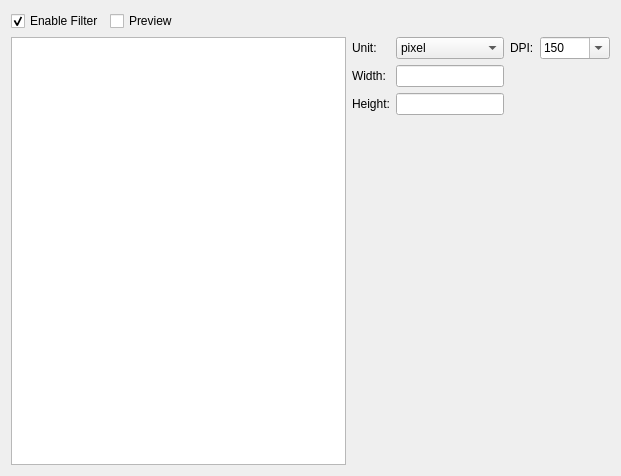
Qt form src/filter/scaling/scalingwidget.ui (rockclimb/yasw-debian) before a commit.
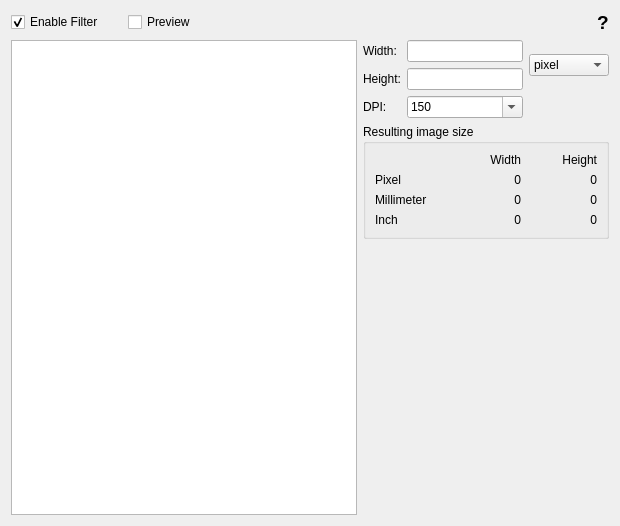
The same form after that commit. Custom widgets are drawn as their Qt base class.

Commit message: - making the scalingWidget (hopefully) more understandable

```diff
--- a/src/filter/scaling/scalingwidget.ui
+++ b/src/filter/scaling/scalingwidget.ui
@@ -6,14 +6,20 @@
    <rect>
     <x>0</x>
     <y>0</y>
-    <width>621</width>
-    <height>476</height>
+    <width>620</width>
+    <height>526</height>
    </rect>
   </property>
+  <property name="sizePolicy">
+   <sizepolicy hsizetype="Maximum" vsizetype="Maximum">
+    <horstretch>0</horstretch>
+    <verstretch>0</verstretch>
+   </sizepolicy>
+  </property>
   <property name="windowTitle">
    <string>Form</string>
   </property>
-  <layout class="QGridLayout" name="gridLayout_2" columnstretch="0,0,1,0">
+  <layout class="QGridLayout" name="gridLayout_3">
    <item row="0" column="0">
     <widget class="QCheckBox" name="enable">
      <property name="text">
@@ -34,55 +40,97 @@
      </property>
     </widget>
    </item>
-   <item row="0" column="2">
-    <spacer name="horizontalSpacer">
-     <property name="orientation">
-      <enum>Qt::Horizontal</enum>
+   <item row="0" column="5">
+    <widget class="QLabel" name="label">
+     <property name="sizePolicy">
+      <sizepolicy hsizetype="Maximum" vsizetype="Preferred">
+       <horstretch>0</horstretch>
+       <verstretch>0</verstretch>
+      </sizepolicy>
      </property>
-     <property name="sizeHint" stdset="0">
-      <size>
-       <width>216</width>
-       <height>20</height>
-      </size>
+     <property name="font">
+      <font>
+       <pointsize>14</pointsize>
+       <weight>75</weight>
+       <bold>true</bold>
+      </font>
      </property>
-    </spacer>
+     <property name="toolTip">
+      <string>&lt;html&gt;&lt;head/&gt;&lt;body&gt;&lt;p&gt;With the scaling filter, you can define the size (Width and Height) of the final image. To do so, you have to define:&lt;br/&gt;- &lt;span style=&quot; font-weight:600;&quot;&gt;Width&lt;/span&gt; and &lt;span style=&quot; font-weight:600;&quot;&gt;height&lt;/span&gt; of the final image&lt;br/&gt;- &lt;span style=&quot; font-weight:600;&quot;&gt;Unit&lt;/span&gt; in which you specify the width and height&lt;br/&gt;- Resolution of the final image in Dots per Inch (&lt;span style=&quot; font-weight:600;&quot;&gt;DPI&lt;/span&gt;). This is used to convert between pixels, millimiter and inch.&lt;/p&gt;&lt;p&gt;The resulting image size is displayed in pixel, millimiter an inch.&lt;/p&gt;&lt;/body&gt;&lt;/html&gt;</string>
+     </property>
+     <property name="text">
+      <string>?</string>
+     </property>
+     <property name="textFormat">
+      <enum>Qt::AutoText</enum>
+     </property>
+     <property name="scaledContents">
+      <bool>false</bool>
+     </property>
+     <property name="alignment">
+      <set>Qt::AlignCenter</set>
+     </property>
+    </widget>
    </item>
-   <item row="1" column="0" rowspan="2" colspan="3">
-    <widget class="BaseFilterGraphicsView" name="view"/>
+   <item row="1" column="0" rowspan="3" colspan="3">
+    <widget class="BaseFilterGraphicsView" name="view">
+     <property name="sizePolicy">
+      <sizepolicy hsizetype="MinimumExpanding" vsizetype="Expanding">
+       <horstretch>0</horstretch>
+       <verstretch>0</verstretch>
+      </sizepolicy>
+     </property>
+    </widget>
    </item>
-   <item row="1" column="3">
-    <layout class="QGridLayout" name="gridLayout" columnminimumwidth="0,100,0,70">
-     <item row="1" column="0">
+   <item row="1" column="3" colspan="3">
+    <layout class="QGridLayout" name="gridLayout">
+     <item row="0" column="0">
       <widget class="QLabel" name="labelWidth">
        <property name="text">
         <string>Width:</string>
        </property>
       </widget>
      </item>
-     <item row="1" column="1">
+     <item row="0" column="1">
       <widget class="QLineEdit" name="imageWidth"/>
      </item>
-     <item row="2" column="2" colspan="2">
-      <widget class="QLabel" name="calculatedHeight"/>
-     </item>
-     <item row="0" column="2">
-      <widget class="QLabel" name="labelDPI">
-       <property name="text">
-        <string>DPI:</string>
-       </property>
+     <item row="0" column="2" rowspan="2">
+      <widget class="QComboBox" name="unit">
+       <item>
+        <property name="text">
+         <string>pixel</string>
+        </property>
+       </item>
+       <item>
+        <property name="text">
+         <string>milimeter</string>
+        </property>
+       </item>
+       <item>
+        <property name="text">
+         <string>inch</string>
+        </property>
+       </item>
       </widget>
      </item>
-     <item row="2" column="0">
+     <item row="1" column="0">
       <widget class="QLabel" name="labelHeight">
        <property name="text">
         <string>Height:</string>
        </property>
       </widget>
      </item>
-     <item row="1" column="2" colspan="2">
-      <widget class="QLabel" name="calculatedWidth"/>
+     <item row="1" column="1">
+      <widget class="QLineEdit" name="imageHeight"/>
      </item>
-     <item row="0" column="3">
+     <item row="2" column="0">
+      <widget class="QLabel" name="labelDPI">
+       <property name="text">
+        <string>DPI:</string>
+       </property>
+      </widget>
+     </item>
+     <item row="2" column="1">
       <widget class="QComboBox" name="dpi">
        <property name="editable">
         <bool>true</bool>
@@ -104,38 +152,119 @@
        </item>
       </widget>
      </item>
-     <item row="2" column="1">
-      <widget class="QLineEdit" name="imageHeight"/>
-     </item>
-     <item row="0" column="1">
-      <widget class="QComboBox" name="unit">
-       <item>
-        <property name="text">
-         <string>pixel</string>
-        </property>
-       </item>
-       <item>
-        <property name="text">
-         <string>milimeter</string>
-        </property>
-       </item>
-       <item>
-        <property name="text">
-         <string>inch</string>
-        </property>
-       </item>
-      </widget>
-     </item>
-     <item row="0" column="0">
-      <widget class="QLabel" name="labelUnit">
-       <property name="text">
-        <string>Unit:</string>
-       </property>
-      </widget>
-     </item>
     </layout>
    </item>
-   <item row="2" column="3">
+   <item row="2" column="3" colspan="3">
+    <widget class="QGroupBox" name="groupBox">
+     <property name="title">
+      <string>Resulting image size</string>
+     </property>
+     <layout class="QGridLayout" name="gridLayout_2">
+      <item row="0" column="1">
+       <widget class="QLabel" name="labelWidth_2">
+        <property name="text">
+         <string>Width</string>
+        </property>
+        <property name="alignment">
+         <set>Qt::AlignRight|Qt::AlignTrailing|Qt::AlignVCenter</set>
+        </property>
+       </widget>
+      </item>
+      <item row="0" column="2">
+       <widget class="QLabel" name="labelHeight_2">
+        <property name="text">
+         <string>Height</string>
+        </property>
+        <property name="alignment">
+         <set>Qt::AlignRight|Qt::AlignTrailing|Qt::AlignVCenter</set>
+        </property>
+       </widget>
+      </item>
+      <item row="1" column="0">
+       <widget class="QLabel" name="labelWidth_3">
+        <property name="text">
+         <string>Pixel</string>
+        </property>
+       </widget>
+      </item>
+      <item row="1" column="1">
+       <widget class="QLabel" name="pixelWidth">
+        <property name="text">
+         <string>0</string>
+        </property>
+        <property name="alignment">
+         <set>Qt::AlignRight|Qt::AlignTrailing|Qt::AlignVCenter</set>
+        </property>
+       </widget>
+      </item>
+      <item row="1" column="2">
+       <widget class="QLabel" name="pixelHeight">
+        <property name="text">
+         <string>0</string>
+        </property>
+        <property name="alignment">
+         <set>Qt::AlignRight|Qt::AlignTrailing|Qt::AlignVCenter</set>
+        </property>
+       </widget>
+      </item>
+      <item row="2" column="0">
+       <widget class="QLabel" name="labelWidth_4">
+        <property name="text">
+         <string>Millimeter</string>
+        </property>
+       </widget>
+      </item>
+      <item row="2" column="1">
+       <widget class="QLabel" name="millimeterWidth">
+        <property name="text">
+         <string>0</string>
+        </property>
+        <property name="alignment">
+         <set>Qt::AlignRight|Qt::AlignTrailing|Qt::AlignVCenter</set>
+        </property>
+       </widget>
+      </item>
+      <item row="2" column="2">
+       <widget class="QLabel" name="millimeterHeight">
+        <property name="text">
+         <string>0</string>
+        </property>
+        <property name="alignment">
+         <set>Qt::AlignRight|Qt::AlignTrailing|Qt::AlignVCenter</set>
+        </property>
+       </widget>
+      </item>
+      <item row="3" column="0">
+       <widget class="QLabel" name="labelWidth_5">
+        <property name="text">
+         <string>Inch</string>
+        </property>
+       </widget>
+      </item>
+      <item row="3" column="1">
+       <widget class="QLabel" name="inchWidth">
+        <property name="text">
+         <string>0</string>
+        </property>
+        <property name="alignment">
+         <set>Qt::AlignRight|Qt::AlignTrailing|Qt::AlignVCenter</set>
+        </property>
+       </widget>
+      </item>
+      <item row="3" column="2">
+       <widget class="QLabel" name="inchHeight">
+        <property name="text">
+         <string>0</string>
+        </property>
+        <property name="alignment">
+         <set>Qt::AlignRight|Qt::AlignTrailing|Qt::AlignVCenter</set>
+        </property>
+       </widget>
+      </item>
+     </layout>
+    </widget>
+   </item>
+   <item row="3" column="4">
     <spacer name="verticalSpacer">
      <property name="orientation">
       <enum>Qt::Vertical</enum>
@@ -148,6 +277,19 @@
      </property>
     </spacer>
    </item>
+   <item row="0" column="2" colspan="3">
+    <spacer name="horizontalSpacer">
+     <property name="orientation">
+      <enum>Qt::Horizontal</enum>
+     </property>
+     <property name="sizeHint" stdset="0">
+      <size>
+       <width>216</width>
+       <height>20</height>
+      </size>
+     </property>
+    </spacer>
+   </item>
   </layout>
  </widget>
  <customwidgets>
```
The commit also changes 2 other files.
